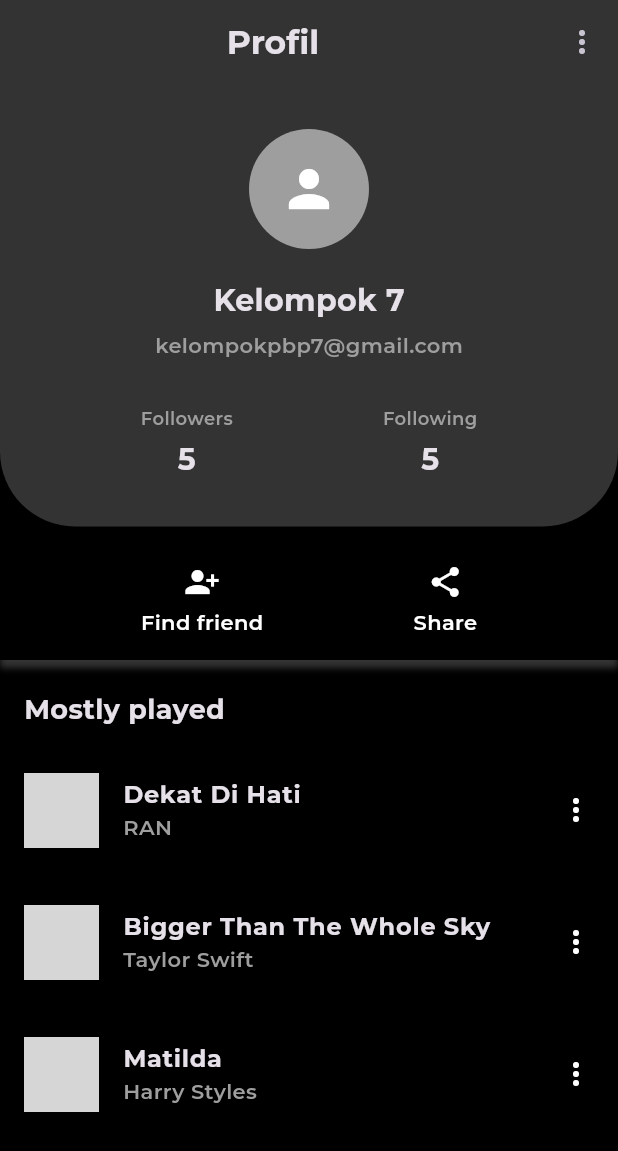
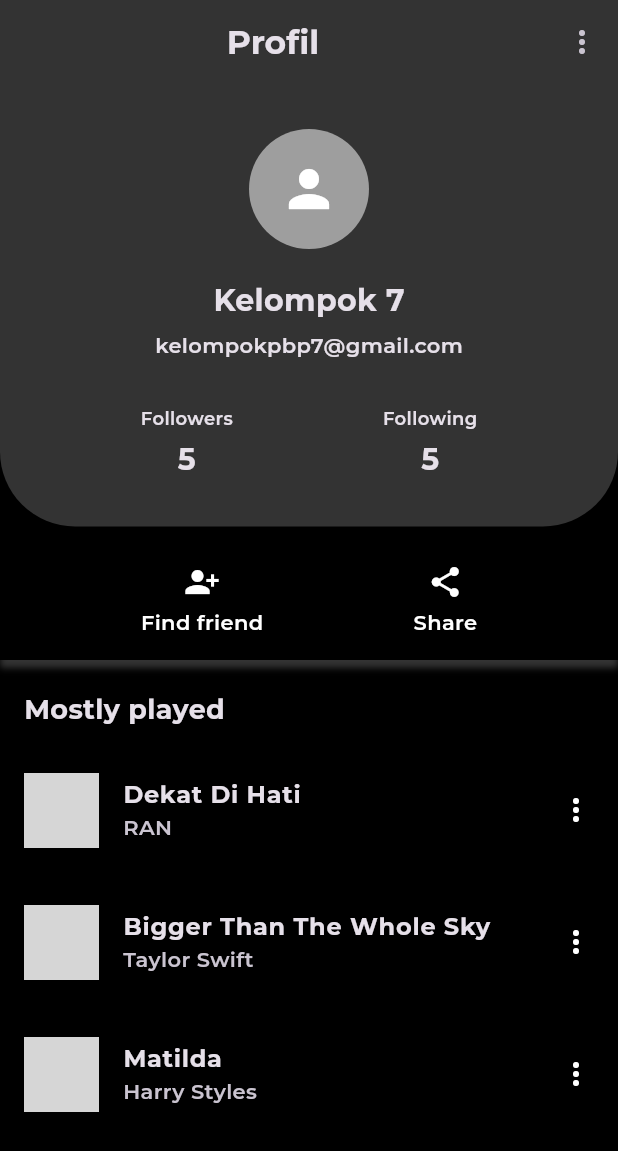
Before and after one commit to gideonladiyo/Spotify_Clone_Kelompok7_PPB, a Flutter app: the Profile screen opened directly, on a phone screen of 412 x 824 dp. Shown: the top 1151 px of the screen. Run offline on Flutter 3.47's test engine with Material 3 defaults, Android fonts, the light colour scheme and no system bars; our stand-ins replace google_fonts; network calls fail; project files that could hold a hidden picture were left out; grey boxes are pictures that could not be loaded.

Commit message:
update profile page

```diff
--- a/lib/presentation/profile/profile.dart
+++ b/lib/presentation/profile/profile.dart
@@ -8,7 +8,7 @@ class Profile extends StatelessWidget {
   @override
   Widget build(BuildContext context) {
     return Scaffold(
-      backgroundColor: Colors.black,
+      backgroundColor: AppColors.darkBG,
       appBar: AppBar(
         backgroundColor: AppColors.secondaryColor,
         elevation: 0,
@@ -49,7 +49,7 @@ class Profile extends StatelessWidget {
                 SizedBox(height: 5),
                 Text(
                   "kelompokpbp7@gmail.com",
-                  style: TextStyle(color: Colors.grey, fontSize: 14),
+                  style: TextStyle(fontSize: 14),
                 ),
                 SizedBox(height: 30),
                 Row(
@@ -57,8 +57,7 @@ class Profile extends StatelessWidget {
                   children: [
                     Column(
                       children: [
-                        Text("Followers",
-                            style: TextStyle(color: Colors.grey, fontSize: 12)),
+                        Text("Followers", style: TextStyle(fontSize: 12)),
                         SizedBox(height: 5),
                         Text("5",
                             style: TextStyle(
@@ -68,8 +67,7 @@ class Profile extends StatelessWidget {
                     SizedBox(width: 100),
                     Column(
                       children: [
-                        Text("Following",
-                            style: TextStyle(color: Colors.grey, fontSize: 12)),
+                        Text("Following", style: TextStyle(fontSize: 12)),
                         SizedBox(height: 5),
                         Text("5",
                             style: TextStyle(
@@ -88,7 +86,7 @@ class Profile extends StatelessWidget {
           Container(
             padding: EdgeInsets.symmetric(vertical: 15),
             decoration: BoxDecoration(
-              color: Colors.black,
+              color: AppColors.darkBG,
               boxShadow: [
                 BoxShadow(
                   color: Colors.white.withOpacity(0.2),
@@ -185,7 +183,7 @@ class MusicTile extends StatelessWidget {
             Image.network(imageUrl, width: 50, height: 50, fit: BoxFit.cover),
       ),
       title: Text(title, style: TextStyle(fontWeight: FontWeight.bold)),
-      subtitle: Text(artist, style: TextStyle(color: Colors.grey)),
+      subtitle: Text(artist),
       trailing: Icon(Icons.more_vert, color: Colors.white),
       onTap: () {},
     );
```
